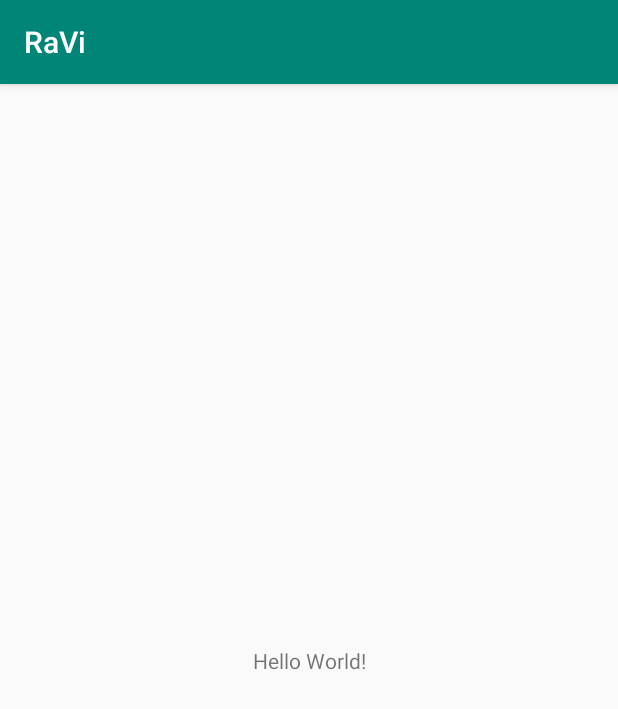
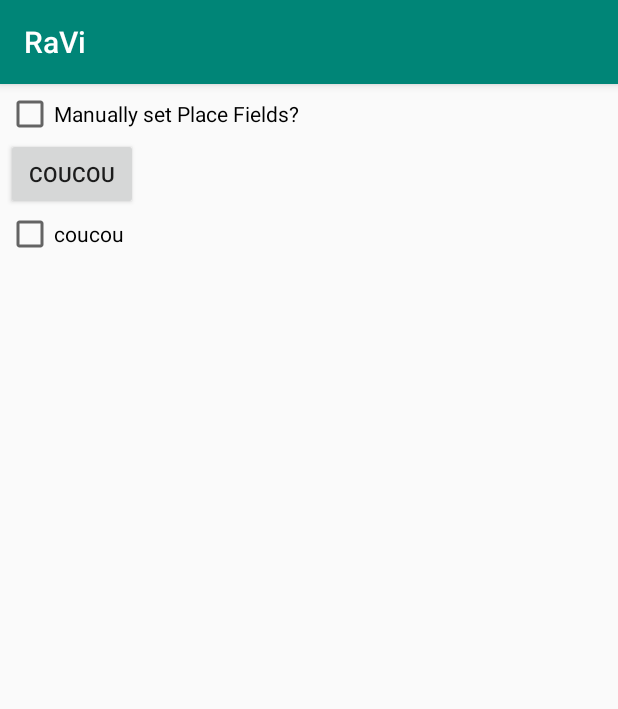
Before and after one commit to wissemchabchoub/RaVi, an Android app: the screen it shows after launch (MainActivity before the commit, LocalisationActivity after it), on a phone screen of 412 x 824 dp. Shown: the top 709 px of the screen. Run offline under Robolectric (Android 15) with nearby library versions, the phone set to English and light mode, and no system bars; 5 statements that could not run were skipped.

Commit message:
API Places: code à adapter

```diff
--- a/app/src/main/AndroidManifest.xml
+++ b/app/src/main/AndroidManifest.xml
@@ -1,6 +1,10 @@
 <?xml version="1.0" encoding="utf-8"?>
 <manifest xmlns:android="http://schemas.android.com/apk/res/android"
     package="com.example.ravi">
+
+    <uses-permission android:name="android.permission.INTERNET" />
+    <uses-permission android:name="android.permission.ACCESS_FINE_LOCATION" />
+    <uses-permission android:name="android.permission.ACCESS_WIFI_STATE" />
 
     <application
         android:allowBackup="true"
@@ -9,6 +13,8 @@
         android:roundIcon="@mipmap/ic_launcher_round"
         android:supportsRtl="true"
         android:theme="@style/AppTheme">
+
+        <activity android:name=".localisation.LocalisationActivity" />
         <activity android:name=".MainActivity">
             <intent-filter>
                 <action android:name="android.intent.action.MAIN" />
--- a/app/src/main/java/com/example/ravi/MainActivity.java
+++ b/app/src/main/java/com/example/ravi/MainActivity.java
@@ -2,7 +2,10 @@ package com.example.ravi;
 
 import androidx.appcompat.app.AppCompatActivity;
 
+import android.content.Intent;
 import android.os.Bundle;
+
+import com.example.ravi.localisation.LocalisationActivity;
 
 public class MainActivity extends AppCompatActivity {
 
@@ -10,5 +13,8 @@ public class MainActivity extends AppCompatActivity {
     protected void onCreate(Bundle savedInstanceState) {
         super.onCreate(savedInstanceState);
         setContentView(R.layout.activity_main);
+
+        Intent toLocalalisation = new Intent(this, LocalisationActivity.class);
+        startActivity(toLocalalisation);
     }
 }
--- /dev/null
+++ b/app/src/main/res/layout/activity_localisation.xml
@@ -0,0 +1,62 @@
+<ScrollView
+    xmlns:android="http://schemas.android.com/apk/res/android"
+    xmlns:tools="http://schemas.android.com/tools"
+    android:layout_width="match_parent"
+    android:layout_height="match_parent"
+    android:layout_margin="4dp"
+    tools:context=".localisation.LocalisationActivity">
+
+    <LinearLayout
+        android:layout_width="match_parent"
+        android:layout_height="wrap_content"
+        android:orientation="vertical">
+
+        <LinearLayout
+            android:layout_width="match_parent"
+            android:layout_height="wrap_content"
+            android:orientation="horizontal">
+
+            <CheckBox
+                android:id="@+id/use_custom_fields"
+                android:layout_width="0dp"
+                android:layout_height="wrap_content"
+                android:layout_weight="1"
+                android:text="Manually set Place Fields?"/>
+
+            <TextView
+                android:id="@+id/custom_fields_list"
+                android:layout_width="0dp"
+                android:layout_height="wrap_content"
+                android:layout_weight="1" />
+
+        </LinearLayout>
+
+        <Button
+            android:id="@+id/find_current_place_button"
+            android:layout_width="wrap_content"
+            android:layout_height="wrap_content"
+            android:text="coucou"/>
+
+        <CheckBox
+            android:id="@+id/display_raw_results"
+            android:layout_width="wrap_content"
+            android:layout_height="wrap_content"
+            android:checked="false"
+            android:text="coucou"/>
+
+        <ProgressBar
+            android:id="@+id/loading"
+            style="?android:attr/progressBarStyleSmall"
+            android:layout_width="wrap_content"
+            android:layout_height="wrap_content"
+            android:layout_centerHorizontal="true"
+            android:visibility="invisible"/>
+
+        <TextView
+            android:id="@+id/response"
+            android:textIsSelectable="true"
+            android:layout_width="wrap_content"
+            android:layout_height="wrap_content"/>
+
+    </LinearLayout>
+</ScrollView>
--- a/app/src/main/res/values/strings.xml
+++ b/app/src/main/res/values/strings.xml
@@ -1,3 +1,4 @@
 <resources>
     <string name="app_name">RaVi</string>
+    <string name="title_activity_maps">Map</string>
 </resources>
--- a/build.gradle
+++ b/build.gradle
@@ -7,7 +7,7 @@ buildscript {
 
     }
     dependencies {
-        classpath 'com.android.tools.build:gradle:3.4.0'
+        classpath 'com.android.tools.build:gradle:3.4.1'
 
         // NOTE: Do not place your application dependencies here; they belong
         // in the individual module build.gradle files
--- a/gradle.properties
+++ b/gradle.properties
@@ -17,3 +17,6 @@ org.gradle.jvmargs=-Xmx1536m
 android.useAndroidX=true
 # Automatically convert third-party libraries to use AndroidX
 android.enableJetifier=true
+
+
+PLACES_API_KEY=AIzaSyCgdPFapT1mN_3-hmuRncGDmSpi6paeFYs
```
Also changed, not shown: app/build.gradle (+15 -5 lines), app/src/main/java/com/example/ravi/localisation/FieldSelector.java (added, +198 -0 lines), app/src/main/java/com/example/ravi/localisation/LocalisationActivity.java (added, +184 -0 lines), app/src/main/java/com/example/ravi/localisation/StringUtil.java (added, +147 -0 lines), 1 other file.
